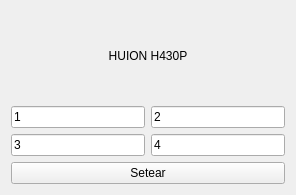
Above: gui/wacom_widget.ui from felipesilvadv/wacom-config before the change. Below: the same form after it.
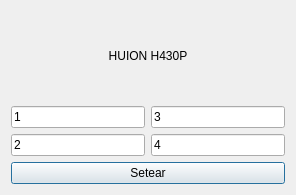
That is the form after the change.

Commit message: added tab widget for stylus config

```diff
--- a/gui/wacom_widget.ui
+++ b/gui/wacom_widget.ui
@@ -26,28 +26,31 @@
    </item>
    <item>
     <layout class="QGridLayout" name="gridLayout">
-     <item row="1" column="0">
-      <widget class="QKeySequenceEdit" name="keyButton3">
-       <property name="keySequence">
-        <string>3</string>
-       </property>
-      </widget>
-     </item>
-     <item row="1" column="1">
-      <widget class="QKeySequenceEdit" name="keyButton8">
-       <property name="keySequence">
-        <string>4</string>
-       </property>
-      </widget>
-     </item>
      <item row="0" column="0">
       <widget class="QKeySequenceEdit" name="keyButton1">
+       <property name="contextMenuPolicy">
+        <enum>Qt::NoContextMenu</enum>
+       </property>
        <property name="keySequence">
         <string>1</string>
        </property>
       </widget>
      </item>
+     <item row="1" column="1">
+      <widget class="QKeySequenceEdit" name="keyButton8">
+       <property name="keySequence">
+        <string>4</string>
+       </property>
+      </widget>
+     </item>
      <item row="0" column="1">
+      <widget class="QKeySequenceEdit" name="keyButton3">
+       <property name="keySequence">
+        <string>3</string>
+       </property>
+      </widget>
+     </item>
+     <item row="1" column="0">
       <widget class="QKeySequenceEdit" name="keyButton2">
        <property name="keySequence">
         <string>2</string>
@@ -61,6 +64,12 @@
      <property name="text">
       <string>Setear</string>
      </property>
+     <property name="autoDefault">
+      <bool>true</bool>
+     </property>
+     <property name="default">
+      <bool>true</bool>
+     </property>
     </widget>
    </item>
   </layout>
```
The commit also changes 3 other files.
